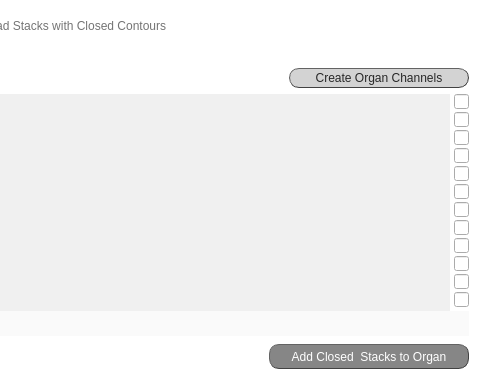
Above: src/gui/ui/load_closed_channels_screen.ui from jsanchez679/morphoHeart_rev before the change; both pictures show x 331 to 811 and y 0 to 378 of the 811 by 378 pixel window. Below: the same form after it.
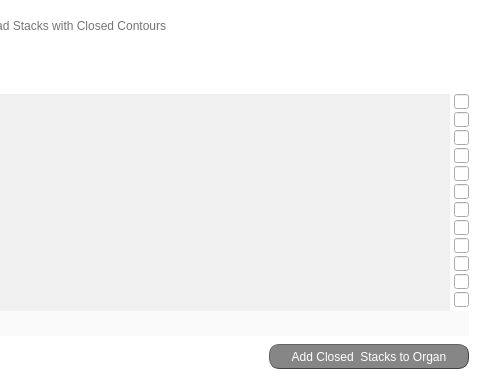
That is the form after the change.

Diff of the .ui file:
```diff
--- a/src/gui/ui/load_closed_channels_screen.ui
+++ b/src/gui/ui/load_closed_channels_screen.ui
@@ -147,76 +147,6 @@
        </property>
       </spacer>
      </item>
-     <item>
-      <widget class="QPushButton" name="create_channels">
-       <property name="sizePolicy">
-        <sizepolicy hsizetype="Fixed" vsizetype="Fixed">
-         <horstretch>0</horstretch>
-         <verstretch>0</verstretch>
-        </sizepolicy>
-       </property>
-       <property name="minimumSize">
-        <size>
-         <width>180</width>
-         <height>20</height>
-        </size>
-       </property>
-       <property name="maximumSize">
-        <size>
-         <width>180</width>
-         <height>20</height>
-        </size>
-       </property>
-       <property name="sizeIncrement">
-        <size>
-         <width>180</width>
-         <height>20</height>
-        </size>
-       </property>
-       <property name="mouseTracking">
-        <bool>true</bool>
-       </property>
-       <property name="focusPolicy">
-        <enum>Qt::ClickFocus</enum>
-       </property>
-       <property name="autoFillBackground">
-        <bool>false</bool>
-       </property>
-       <property name="styleSheet">
-        <string notr="true">QPushButton{border-radius:10px;
-border-width: 1px;
-border-style: outset;
-border-color: rgb(66, 66, 66);
-background-color: rgb(211, 211, 211);
-color: rgb(39, 39, 39);
-font: 10pt &quot;Calibri Light&quot;;}
-
-QPushButton:hover{
-background-color: rgba(167, 0, 125, 200);
-border-color: #672146;
-color: rgb(234, 234, 234);
-}
-
-QPushButton:disabled{
-background-color: rgb(232, 232, 232);
-border-color: rgb(158, 158, 158);
-color: rgb(125, 125, 125);
-}
-
-QPushButton:checked{
-background-color: rgb(107, 0, 80);
-border-color: rgb(76, 0, 57);
-color: rgb(234, 234, 234);
-}</string>
-       </property>
-       <property name="text">
-        <string>Create Organ Channels</string>
-       </property>
-       <property name="checkable">
-        <bool>true</bool>
-       </property>
-      </widget>
-     </item>
     </layout>
    </item>
    <item>
```
